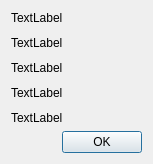
First picture: the form in source/aboutdialog.ui, repository janvc/molconv, before the edit.
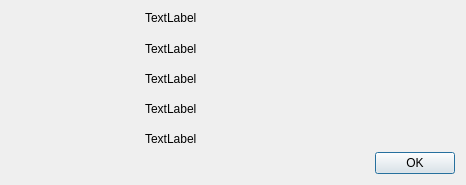
Second picture: the form after the edit. Icons and pictures are not drawn.

```diff
--- a/source/aboutdialog.ui
+++ b/source/aboutdialog.ui
@@ -6,15 +6,46 @@
    <rect>
     <x>0</x>
     <y>0</y>
-    <width>153</width>
-    <height>164</height>
+    <width>466</width>
+    <height>185</height>
    </rect>
   </property>
   <property name="windowTitle">
    <string>Dialog</string>
   </property>
-  <layout class="QVBoxLayout" name="verticalLayout_2">
-   <item>
+  <layout class="QGridLayout" name="gridLayout">
+   <item row="0" column="0">
+    <widget class="QLabel" name="label">
+     <property name="sizePolicy">
+      <sizepolicy hsizetype="Fixed" vsizetype="Fixed">
+       <horstretch>0</horstretch>
+       <verstretch>0</verstretch>
+      </sizepolicy>
+     </property>
+     <property name="minimumSize">
+      <size>
+       <width>128</width>
+       <height>128</height>
+      </size>
+     </property>
+     <property name="maximumSize">
+      <size>
+       <width>128</width>
+       <height>128</height>
+      </size>
+     </property>
+     <property name="text">
+      <string/>
+     </property>
+     <property name="pixmap">
+      <pixmap resource="molconv.qrc">:/icons/molconv.png</pixmap>
+     </property>
+     <property name="scaledContents">
+      <bool>true</bool>
+     </property>
+    </widget>
+   </item>
+   <item row="0" column="1">
     <layout class="QVBoxLayout" name="verticalLayout">
      <item>
       <widget class="QLabel" name="progname">
@@ -63,22 +94,22 @@
        </property>
       </widget>
      </item>
-     <item>
-      <layout class="QHBoxLayout" name="horizontalLayout">
-       <item>
+    </layout>
+   </item>
+   <item row="1" column="0" colspan="2">
         <spacer name="horizontalSpacer">
          <property name="orientation">
           <enum>Qt::Horizontal</enum>
          </property>
          <property name="sizeHint" stdset="0">
           <size>
-           <width>40</width>
+       <width>354</width>
            <height>20</height>
           </size>
          </property>
         </spacer>
        </item>
-       <item>
+   <item row="1" column="2">
         <widget class="QPushButton" name="pushButton">
          <property name="text">
           <string>OK</string>
@@ -86,10 +117,8 @@
         </widget>
        </item>
       </layout>
-     </item>
-    </layout>
-   </item>
-  </layout>
+  <zorder>label</zorder>
+  <zorder>pushButton</zorder>
  </widget>
  <resources/>
  <connections>
```
Left out of the diff: 4 changed lines with no effect on the pictures. Lines whose indentation alone changed are shown as unchanged.
